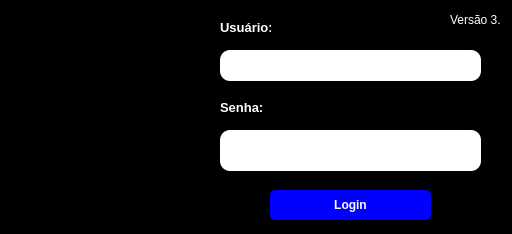
Before: the Qt Designer form UI/LoginDialog.ui in WeldercrisRibeiro/SQLTools, drawn with Qt 5.
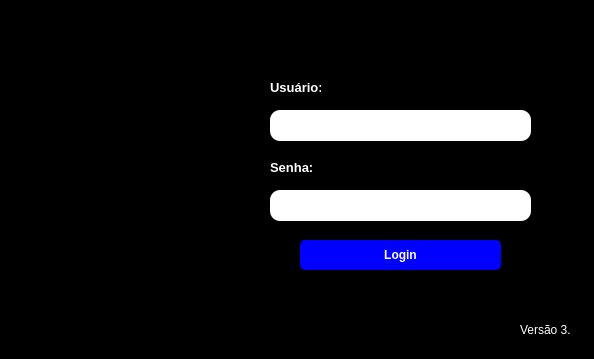
After: the same form once the commit is applied. Icons and pictures are not drawn.

```diff
--- a/UI/LoginDialog.ui
+++ b/UI/LoginDialog.ui
@@ -6,8 +6,8 @@
    <rect>
     <x>0</x>
     <y>0</y>
-    <width>512</width>
-    <height>234</height>
+    <width>594</width>
+    <height>359</height>
    </rect>
   </property>
   <property name="windowTitle">
@@ -19,8 +19,8 @@
   <widget class="QLabel" name="user_label">
    <property name="geometry">
     <rect>
-     <x>220</x>
-     <y>20</y>
+     <x>270</x>
+     <y>80</y>
      <width>51</width>
      <height>16</height>
     </rect>
@@ -35,8 +35,8 @@
   <widget class="QLineEdit" name="user_entry">
    <property name="geometry">
     <rect>
-     <x>220</x>
-     <y>50</y>
+     <x>270</x>
+     <y>110</y>
      <width>261</width>
      <height>31</height>
     </rect>
@@ -55,8 +55,8 @@
   <widget class="QLabel" name="password_label">
    <property name="geometry">
     <rect>
-     <x>220</x>
-     <y>100</y>
+     <x>270</x>
+     <y>160</y>
      <width>51</width>
      <height>16</height>
     </rect>
@@ -71,10 +71,10 @@
   <widget class="QLineEdit" name="password_entry">
    <property name="geometry">
     <rect>
-     <x>220</x>
-     <y>130</y>
+     <x>270</x>
+     <y>190</y>
      <width>261</width>
-     <height>41</height>
+     <height>31</height>
     </rect>
    </property>
    <property name="sizePolicy">
@@ -94,9 +94,9 @@
   <widget class="QPushButton" name="login_button">
    <property name="geometry">
     <rect>
-     <x>270</x>
-     <y>190</y>
-     <width>161</width>
+     <x>300</x>
+     <y>240</y>
+     <width>201</width>
      <height>30</height>
     </rect>
    </property>
@@ -107,8 +107,11 @@
     </font>
    </property>
    <property name="styleSheet">
-    <string notr="true">background-color: blue; color: white;
-border-radius: 5px</string>
+    <string notr="true">
+background-color: rgb(0, 0, 255);
+border-radius: 5px;
+color: white;
+</string>
    </property>
    <property name="text">
     <string>Login</string>
@@ -117,8 +120,8 @@
   <widget class="QLabel" name="label">
    <property name="geometry">
     <rect>
-     <x>-20</x>
-     <y>0</y>
+     <x>0</x>
+     <y>60</y>
      <width>261</width>
      <height>221</height>
     </rect>
@@ -136,8 +139,8 @@
   <widget class="QLabel" name="label_2">
    <property name="geometry">
     <rect>
-     <x>450</x>
-     <y>10</y>
+     <x>520</x>
+     <y>320</y>
      <width>51</width>
      <height>20</height>
     </rect>
```
Left out of the diff: 20 changed lines with no effect on the pictures.
